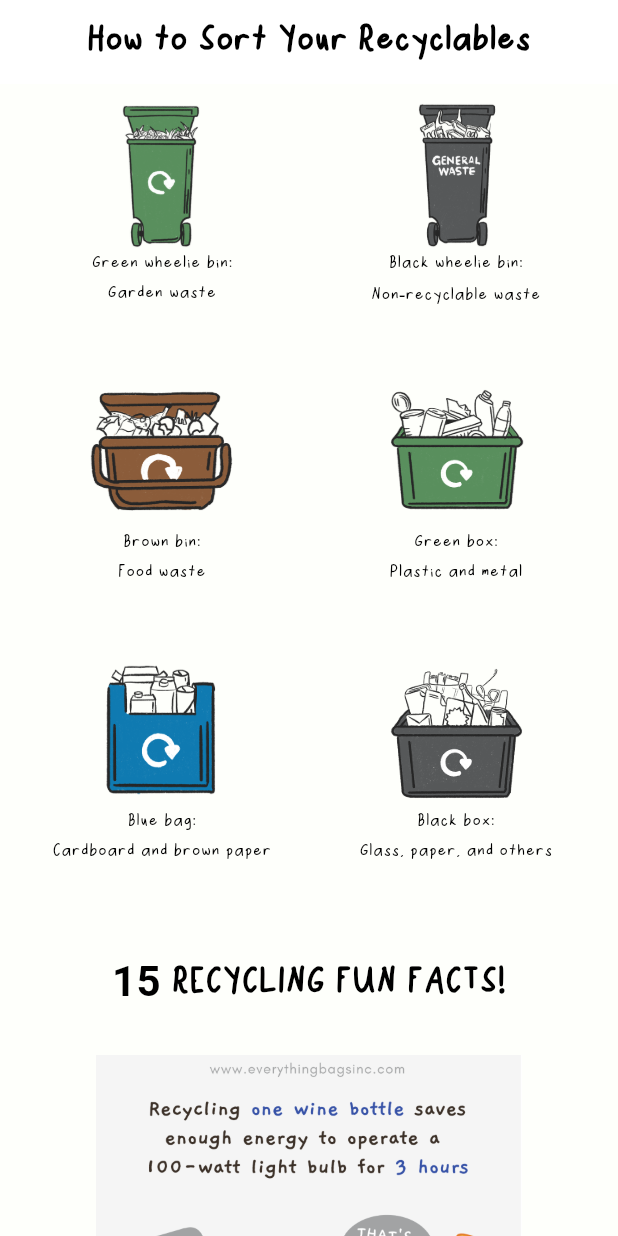
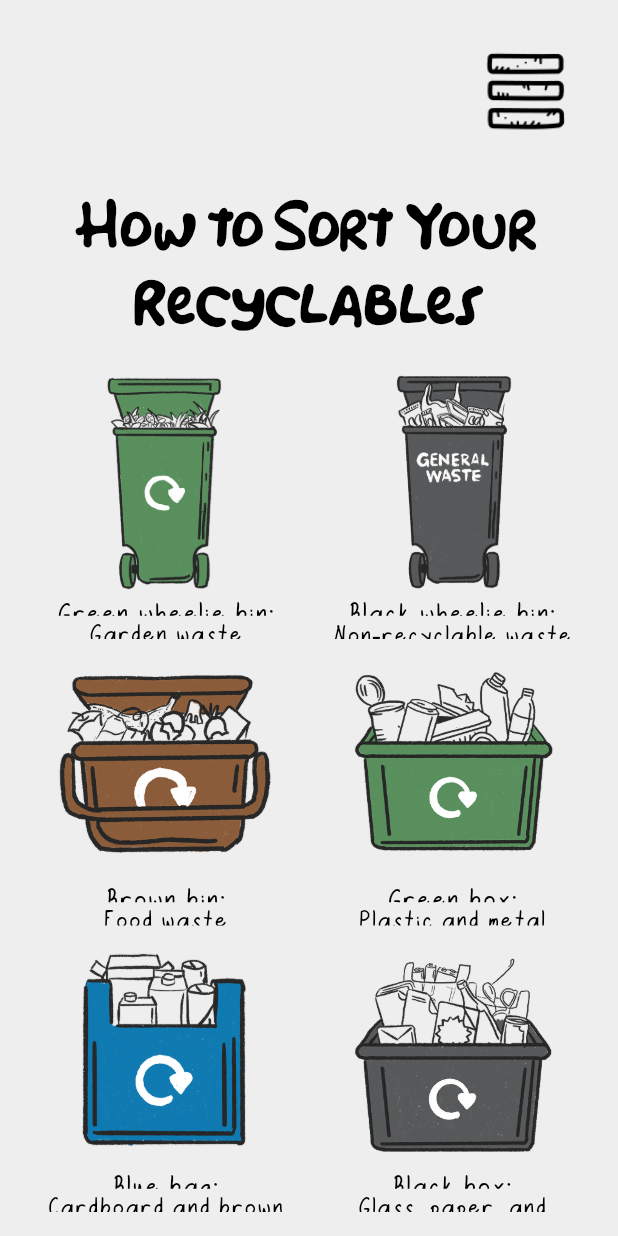
Before and after one commit to clarissachng/trash_classifier, a Flutter app: the RecyclingPage screen opened directly, on a phone screen of 412 x 824 dp. Run offline on Flutter 3.47's test engine with Material 3 defaults, Android fonts, the light colour scheme and no system bars; our stand-ins replace camera, fl_chart.

Commit message:
add setting and menu buttons

```diff
--- a/lib/funfact_page.dart
+++ b/lib/funfact_page.dart
@@ -1,4 +1,6 @@
 import 'package:flutter/material.dart';
+import '../widget/drawer_menu.dart';
+import '../widget/settings_page.dart';
 
 void main() {
   runApp(Funfact());
@@ -24,26 +26,71 @@ class RecyclingPage extends StatefulWidget {
 
 class _RecyclingPageState extends State<RecyclingPage> {
   final PageController _pageController = PageController();
+  final ScrollController _scrollController = ScrollController();
+  bool _isBottom = false;
+
+  @override
+  void initState() {
+    super.initState();
+    _scrollController.addListener(() {
+      if (_scrollController.position.atEdge) {
+        if (_scrollController.position.pixels != 0) {
+          setState(() {
+            _isBottom = true;
+          });
+        } else {
+          setState(() {
+            _isBottom = false;
+          });
+        }
+      } else {
+        setState(() {
+          _isBottom = false;
+        });
+      }
+    });
+  }
 
   @override
   Widget build(BuildContext context) {
     return Scaffold(
-      appBar: AppBar(
-        title: Text(
-          'How to Sort Your Recyclables',
-          style: TextStyle(
-            fontSize: 28,
-            fontFamily: 'RinsHandwriting',
-            fontWeight: FontWeight.bold,
-            ),
-        ),
-        centerTitle: true,
-      ),
-      body: SingleChildScrollView(
+      backgroundColor: Colors.grey[200],
+      body: Stack(
+        children: [
+          SingleChildScrollView(
+          controller: _scrollController,
           child: Column(
           crossAxisAlignment: CrossAxisAlignment.center,
           children: [
-            SizedBox(height: 10),
+            // Top Right Menu Icon
+              Align(
+                alignment: Alignment.topRight,
+                child: Padding(
+              padding: const EdgeInsets.all(16.0),
+                child: IconButton(
+                  icon: Image.asset(
+                    'assets/widgets/menu-icon.png',
+                    width: 75,
+                  ),
+                  onPressed: () => _navigateToDrawer(context),
+                ),
+              ),
+            ),
+
+            Padding(
+                  padding: const EdgeInsets.symmetric(horizontal: 40),
+                  child: Text(
+                    'How to Sort Your Recyclables',
+                    textAlign: TextAlign.center,
+                    style: TextStyle(
+                      fontSize: 36,
+                      fontFamily: 'Simpsonfont',
+                      fontWeight: FontWeight.bold,
+                    ),
+                    softWrap: true,
+                  ),
+                ),
+        SizedBox(height: 20),
             Padding(
               padding: const EdgeInsets.symmetric(horizontal: 20),
               child: GridView.builder(
@@ -52,7 +99,7 @@ class _RecyclingPageState extends State<RecyclingPage> {
                 gridDelegate: SliverGridDelegateWithFixedCrossAxisCount(
                   crossAxisCount: 2,
                   mainAxisSpacing: 10,
-                  crossAxisSpacing: 20,
+                  crossAxisSpacing: 10,
                   childAspectRatio: 1,
                 ),
                 itemCount: 6,
@@ -70,12 +117,17 @@ class _RecyclingPageState extends State<RecyclingPage> {
               ),
             ),
             SizedBox(height: 20),
-            Text(
+            Padding(
+                  padding: const EdgeInsets.symmetric(horizontal: 40),
+                  child: Text(
                     '15 RECYCLING FUN FACTS!',
+                    textAlign: TextAlign.center,
                     style: TextStyle(
-                fontSize: 28,
+                      fontSize: 36,
                       fontWeight: FontWeight.bold,
-                fontFamily: 'RinsHandwriting',
+                      fontFamily: 'Simpsonfont',
+                    ),
+                    softWrap: true,
                   ),
                 ),
             SizedBox(height: 20),
@@ -138,10 +190,37 @@ class _RecyclingPageState extends State<RecyclingPage> {
                 ),
               ],
             ),
-            SizedBox(height: 10),
+            SizedBox(height: 100),
           ],
         ),
       ),
+      // Settings Button (Bottom Left)
+          if (_isBottom)
+            Positioned(
+              bottom: 20,
+              left: 20,
+              child: IconButton(
+                icon: Image.asset('assets/icon/settings-icon.png', height: 75),
+                onPressed: () {
+                  _navigateToSettings(context);
+                },
+              ),
+            ),
+        ],
+      ),
+    );
+  }
+  void _navigateToDrawer(BuildContext context) {
+    Navigator.push(
+      context,
+      MaterialPageRoute(builder: (context) => DrawerMenu()),
+    );
+  }
+
+  void _navigateToSettings(BuildContext context) {
+    Navigator.push(
+      context,
+      MaterialPageRoute(builder: (context) => SettingsPage()),
     );
   }
 }
@@ -157,21 +236,30 @@ class RecyclingItem extends StatelessWidget {
   Widget build(BuildContext context) {
     return Column(
       children: [
-        Image.asset(imageUrl, width: 100, height: 100),
-        Text(
+        Image.asset(imageUrl, width: 150, height: 150),
+        Flexible(
+          child: Text(
             title,
             style: TextStyle(
               fontWeight: FontWeight.normal,
-            fontSize: 14,
+              fontSize: 22,
               fontFamily: 'RinsHandwriting',
             ),
+            maxLines: 2,
+            overflow: TextOverflow.ellipsis,
           ),
-        Text(
+        ),
+        Flexible(
+          child: Text(
             description,
             textAlign: TextAlign.center,
             style: TextStyle(
               fontWeight: FontWeight.normal,
+              fontSize: 20,
               fontFamily: 'RinsHandwriting',
+            ),
+            maxLines: 2,
+            overflow: TextOverflow.ellipsis,
           ),
         ),
       ],
```
Also changed, not shown: 11 other files. Lines whose indentation alone changed are shown as unchanged.
